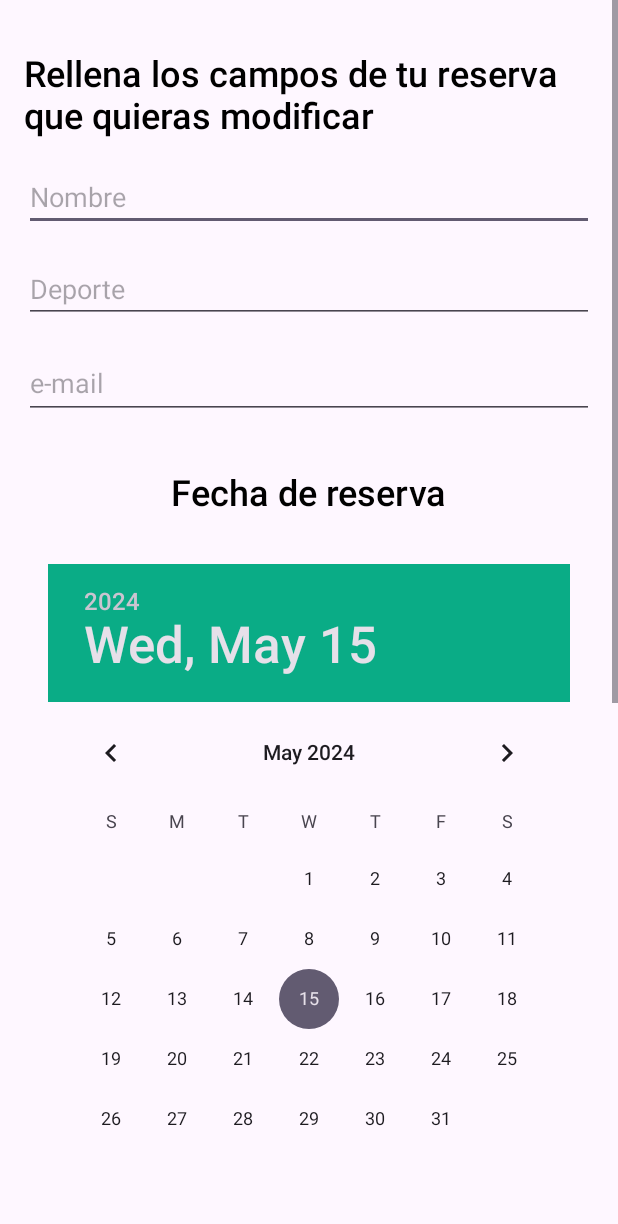
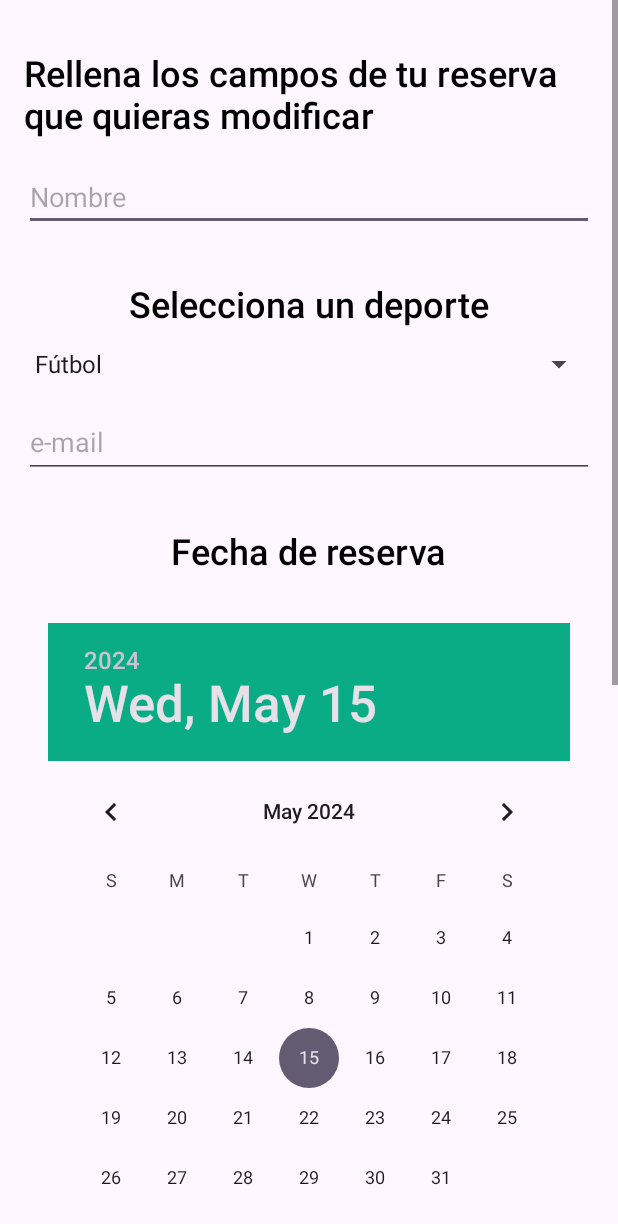
Before and after one commit to PabloReyesTorrejon/UCAFieldBookingAndroid, an Android app: the EditarReserva screen opened directly, with no data from a screen before it, on a phone screen of 412 x 824 dp. Shown: the top 1224 px of the screen. Run offline under Robolectric (Android 15) with nearby library versions, the phone set to English and light mode, and no system bars.

Commit message:
Retoques finales

```diff
--- a/app/src/main/java/es/uca/ucafieldbookingandroid/EditarReserva.kt
+++ b/app/src/main/java/es/uca/ucafieldbookingandroid/EditarReserva.kt
@@ -10,6 +10,7 @@ import android.view.inputmethod.InputMethodManager
 import android.widget.Button
 import android.widget.DatePicker
 import android.widget.EditText
+import android.widget.Spinner
 import android.widget.TextView
 import android.widget.TimePicker
 import android.widget.Toast
@@ -44,7 +45,7 @@ class EditarReserva : AppCompatActivity() {
         setContentView(R.layout.activity_editar_reserva)
         val buttonPut = findViewById<Button>(R.id.buttonPut)
         val editTextNombre = findViewById<EditText>(R.id.editTextNombre)
-        val editTextDeporte = findViewById<EditText>(R.id.editTextDeporte)
+        val editTextDeporte = findViewById<Spinner>(R.id.editTextDeporte)
         val editTextemail = findViewById<EditText>(R.id.editTextEmail)
         val dpFecha = findViewById<DatePicker>(R.id.dpFecha)
         val tpHora = findViewById<TimePicker>(R.id.tpFecha)
@@ -53,7 +54,7 @@ class EditarReserva : AppCompatActivity() {
 
         // Guarda los valores iniciales de los campos
         nombreInicial = editTextNombre.text.toString()
-        deporteInicial = editTextDeporte.text.toString()
+        deporteInicial = editTextDeporte.selectedItem.toString()
         emailInicial = editTextemail.text.toString()
         asistentesInicial = editTextAsistentes.text.toString()
         comentarioInicial = editTextComentario.text.toString()
@@ -62,7 +63,7 @@ class EditarReserva : AppCompatActivity() {
 
         buttonPut.setOnClickListener {
             val nombre = editTextNombre.text.toString()
-            val deporte = editTextDeporte.text.toString()
+            val deporte = editTextDeporte.selectedItem.toString()
             val email = editTextemail.text.toString()
             val asistentes = editTextAsistentes.text.toString()
             val comentario = editTextComentario.text.toString()
@@ -73,6 +74,19 @@ class EditarReserva : AppCompatActivity() {
             val selectedTime = Calendar.getInstance()
             selectedTime.set(Calendar.HOUR_OF_DAY, tpHora.hour)
             selectedTime.set(Calendar.MINUTE, tpHora.minute)
+
+            // Comprobar si la fecha seleccionada es anterior a la fecha actual
+            val currentDate = Calendar.getInstance()
+            if (selectedDate.before(currentDate)) {
+                Toast.makeText(this, "No puedes seleccionar una fecha anterior a la actual", Toast.LENGTH_SHORT).show()
+                return@setOnClickListener
+            }
+
+            // Comprobar si la hora seleccionada está fuera del rango permitido (8:00 - 21:00)
+            if (selectedTime.get(Calendar.HOUR_OF_DAY) < 8 || selectedTime.get(Calendar.HOUR_OF_DAY) > 21) {
+                Toast.makeText(this, "La hora debe estar entre las 8:00 y las 21:00", Toast.LENGTH_SHORT).show()
+                return@setOnClickListener
+            }
 
             // Formatear la fecha y hora seleccionadas como cadenas de texto
             val dateFormat = SimpleDateFormat("yyyy-MM-dd", Locale.getDefault())
--- a/app/src/main/java/es/uca/ucafieldbookingandroid/ReservaAdapter.kt
+++ b/app/src/main/java/es/uca/ucafieldbookingandroid/ReservaAdapter.kt
@@ -8,10 +8,12 @@ import android.view.ViewGroup
 import android.widget.Button
 import android.widget.LinearLayout
 import android.widget.TextView
+import android.widget.Toast
 import androidx.core.content.ContextCompat.startActivity
 import androidx.lifecycle.LifecycleCoroutineScope
 import androidx.navigation.findNavController
 import androidx.recyclerview.widget.RecyclerView
+import kotlinx.coroutines.Dispatchers
 import kotlinx.coroutines.launch
 
 // Define la clase ReservaAdapter y extiende la clase RecyclerView.Adapter<ReservaAdapter.ReservaViewHolder>. Esta clase maneja el
@@ -60,6 +62,10 @@ class ReservaAdapter(
                         // Eliminar la reserva de la lista y notificar al adaptador
                         reservas.removeAt(adapterPosition)
                         notifyItemRemoved(adapterPosition)
+                        // Mostrar un Toast
+                        launch(Dispatchers.Main) {
+                            Toast.makeText(it.context, "Reserva eliminada correctamente", Toast.LENGTH_SHORT).show()
+                        }
                     } catch (e: Exception) {
                         // Manejo de errores
                     }
--- a/app/src/main/res/layout/activity_editar_reserva.xml
+++ b/app/src/main/res/layout/activity_editar_reserva.xml
@@ -36,15 +36,23 @@
             android:inputType="text" />
 
 
-        <EditText
-            android:id="@+id/editTextDeporte"
-            android:layout_width="match_parent"
+        <TextView
+            android:id="@+id/textViewDeporte"
+            android:fontFamily="sans-serif-medium"
+            android:layout_width="wrap_content"
             android:layout_height="wrap_content"
-            android:layout_marginTop="16dp"
+            android:layout_marginTop="32dp"
             android:layout_marginStart="16dp"
             android:layout_marginEnd="16dp"
-            android:hint="@string/deporte"
-            android:inputType="text" />
+            android:text="@string/tituloDeporte"
+            android:textSize="24sp"
+            android:textColor="@color/black" />
+        <Spinner
+            android:id="@+id/editTextDeporte"
+            android:layout_width="381dp"
+            android:layout_height="wrap_content"
+            android:layout_marginTop="12dp"
+            android:entries="@array/opciones_deporte" />
 
         <EditText
             android:id="@+id/editTextEmail"
--- a/app/src/main/res/values/strings.xml
+++ b/app/src/main/res/values/strings.xml
@@ -56,4 +56,10 @@
     <string name="animacion">Animación splash screen</string>
     <string name="icon_menu">Icono menú</string>
     <string name="tit_app_minus">UCA Field Booking</string>
+    <string name="tituloDeporte">Selecciona un deporte</string>
+    <string-array name="opciones_deporte">
+        <item>Fútbol</item>
+        <item>Pádel</item>
+        <item>Tenis</item>
+    </string-array>
 </resources>
```
Also changed, not shown: app/src/main/java/es/uca/ucafieldbookingandroid/AnnadirReserva.kt (+22 -7 lines), app/src/main/res/layout/activity_annadir_reserva.xml (+14 -7 lines).
